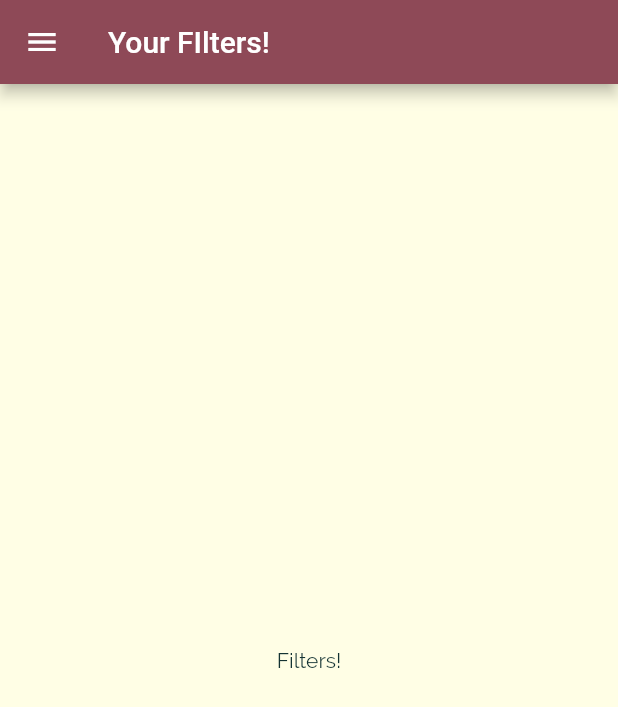
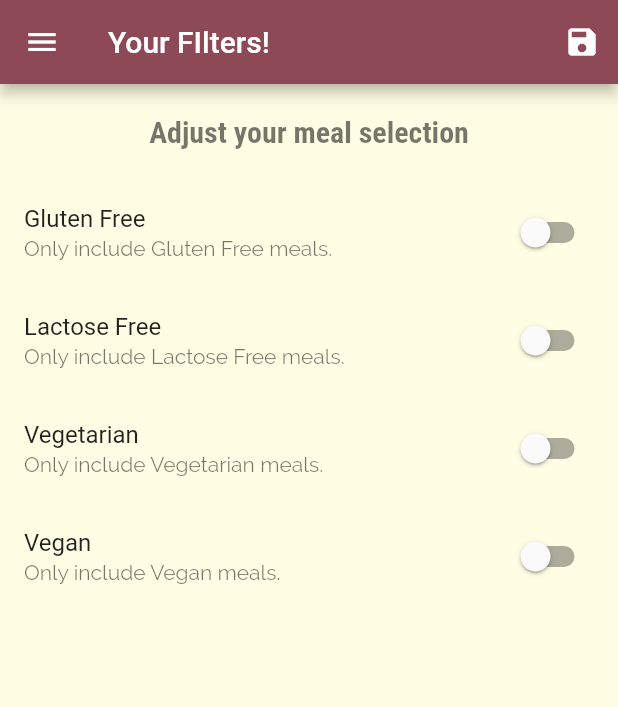
Before and after one commit to aqasim23/prac_meals, a Flutter app: the FiltersScreen screen opened by its route, on a phone screen of 412 x 824 dp. Shown: the top 707 px of the screen. Run offline on Flutter 3.47's test engine with Material 2 defaults, Android fonts, the phone set to English and light mode, and no system bars.

Commit message:
switches and their logics, favourite meals

```diff
--- a/lib/main.dart
+++ b/lib/main.dart
@@ -5,10 +5,53 @@ import './screens/tabs_screen.dart';
 import './screens/meals_details_screen.dart';
 import './screens/category_meals_screen.dart';
 import './screens/categories_screen.dart';
+import './dummy_data.dart';
+import './models/meals.dart';
 
 void main() => runApp(MyApp());
 
-class MyApp extends StatelessWidget {
+class MyApp extends StatefulWidget {
+  @override
+  State<MyApp> createState() => _MyAppState();
+}
+
+class _MyAppState extends State<MyApp> {
+  Map<String, bool> _filters = {
+    'gluten': false,
+    'lactose': false,
+    'vegan': false,
+    'vegetarian': false,
+  };
+
+  List<Meals> _availableMeals = DUMMY_MEALS;
+  List<Meals> _favouriteMeals = [];
+
+  void _setFilters(Map<String, bool> filterData) {
+    setState(() {
+      _filters = filterData;
+
+      _availableMeals = DUMMY_MEALS.where((meals) {
+        if(_filters['gluten'] && !meals.isGlutenFree) {
+          return false;
+        }
+        if(_filters['vegan'] && !meals.isVegan) {
+          return false;
+        }
+        if(_filters['vegetarian'] && !meals.isVegetarian) {
+          return false;
+        }
+        if(_filters['lactose'] && !meals.isLactoseFree) {
+          return false;
+        }
+        return true;
+      }).toList();
+    });
+  }
+
+  void _toggleFavourite (String mealId) {
+    final existingIndex = _favouriteMeals.indexWhere((meal) => meal.id == mealId);
+  }
+
   @override
   Widget build(BuildContext context) {
     return MaterialApp(
@@ -38,10 +81,10 @@ class MyApp extends StatelessWidget {
       ),
       // home: Categories_screen(),
       routes: {
-        '/': (ctx) => TabsScreen(),
-        CategoryMealsScreen.routeName: (ctx) => CategoryMealsScreen(),
+        '/': (ctx) => TabsScreen(_favouriteMeals),
+        CategoryMealsScreen.routeName: (ctx) => CategoryMealsScreen(_availableMeals),
         MealDetailScreen.routename: (ctx) => MealDetailScreen(),
-        FiltersScreen.routename: (ctx) => FiltersScreen(),
+        FiltersScreen.routename: (ctx) => FiltersScreen(_filters, _setFilters),
       },
       onGenerateRoute: (settings) {
         print(settings.name);
--- a/lib/screens/category_meals_screen.dart
+++ b/lib/screens/category_meals_screen.dart
@@ -1,11 +1,14 @@
 import 'package:flutter/material.dart';
 import 'package:flutter_complete_guide/widgets/meal_item.dart';
 
-import '../dummy_data.dart';
 import '../models/meals.dart';
 
 class CategoryMealsScreen extends StatefulWidget {
   static const routeName = '/category-meals';
+
+  final List<Meals> availableMeals;
+
+  CategoryMealsScreen(this.availableMeals);
 
   @override
   State<CategoryMealsScreen> createState() => _CategoryMealsScreenState();
@@ -32,7 +35,7 @@ class _CategoryMealsScreenState extends State<CategoryMealsScreen> {
           ModalRoute.of(context).settings.arguments as Map<String, String>;
       categoryTitle = routeArgs['title'];
       final categoryId = routeArgs['id'];
-      displayedMeals = DUMMY_MEALS.where((meal) {
+      displayedMeals = widget.availableMeals.where((meal) {
         return meal.categories.contains(categoryId);
       }).toList();
       loadedInitData = true;
--- a/lib/screens/favourites_screen.dart
+++ b/lib/screens/favourites_screen.dart
@@ -1,11 +1,17 @@
 import 'package:flutter/material.dart';
 
+import '../models/meals.dart';
+
 class FavouritesScreen extends StatelessWidget {
+  final List<Meals> favouriteMeals;
+
+  FavouritesScreen(this.favouriteMeals);
+
   @override
   Widget build(BuildContext context) {
     return Center(
       child: Text(
-        'Favourites',
+        'You have no favourites yet - Start adding some!',
       ),
     );
   }
--- a/lib/screens/filters_screen.dart
+++ b/lib/screens/filters_screen.dart
@@ -2,17 +2,115 @@ import 'package:flutter/material.dart';
 
 import '../widgets/main_drawer.dart';
 
-class FiltersScreen extends StatelessWidget {
+class FiltersScreen extends StatefulWidget {
   static const routename = '/filters';
+
+  final Function saveFilters;
+  final Map<String, bool> currentFilters;
+
+  FiltersScreen(this.currentFilters, this.saveFilters);
+
+  @override
+  State<FiltersScreen> createState() => _FiltersScreenState();
+}
+
+class _FiltersScreenState extends State<FiltersScreen> {
+  var _glutenFree = false;
+  var _vegetarian = false;
+  var _vegan = false;
+  var _lactoseFree = false;
+
+  @override
+  initState() {
+    _glutenFree = widget.currentFilters['gluten'];
+    _vegan = widget.currentFilters['vegan'];
+    _lactoseFree = widget.currentFilters['lactose'];
+    _vegetarian = widget.currentFilters['vegetarian'];
+    super.initState();
+  }
+
+  Widget _buildSwitchTileList(String title, String description,
+      bool currentValue, Function updateValue) {
+    return SwitchListTile(
+      title: Text(title),
+      value: currentValue,
+      subtitle: Text(description),
+      onChanged: updateValue,
+    );
+  }
+
   @override
   Widget build(BuildContext context) {
     return Scaffold(
       drawer: MainDrawer(),
       appBar: AppBar(
         title: Text('Your FIlters!'),
+        actions: [
+          IconButton(
+            onPressed: () {
+              final selectedFilters = {
+                'gluten': _glutenFree,
+                'lactose': _lactoseFree,
+                'vegan': _vegan,
+                'vegetarian': _vegetarian,
+              };
+              widget.saveFilters(selectedFilters);
+            },
+            icon: Icon(Icons.save),
+          )
+        ],
       ),
-      body: Center(
-        child: Text('Filters!'),
+      body: Column(
+        children: [
+          Container(
+            padding: EdgeInsets.all(20),
+            child: Text(
+              'Adjust your meal selection',
+              style: Theme.of(context).textTheme.headline1,
+            ),
+          ),
+          Expanded(
+            child: ListView(
+              children: [
+                _buildSwitchTileList('Gluten Free',
+                    'Only include Gluten Free meals.', _glutenFree, (newValue) {
+                  setState(
+                    () {
+                      _glutenFree = newValue;
+                    },
+                  );
+                }),
+                _buildSwitchTileList(
+                    'Lactose Free',
+                    'Only include Lactose Free meals.',
+                    _lactoseFree, (newValue) {
+                  setState(
+                    () {
+                      _lactoseFree = newValue;
+                    },
+                  );
+                }),
+                _buildSwitchTileList(
+                    'Vegetarian', 'Only include Vegetarian meals.', _vegetarian,
+                    (newValue) {
+                  setState(
+                    () {
+                      _vegetarian = newValue;
+                    },
+                  );
+                }),
+                _buildSwitchTileList(
+                    'Vegan', 'Only include Vegan meals.', _vegan, (newValue) {
+                  setState(
+                    () {
+                      _vegan = newValue;
+                    },
+                  );
+                }),
+              ],
+            ),
+          )
+        ],
       ),
     );
   }
```
Also changed, not shown: lib/screens/tabs_screen.dart (+23 -10 lines).
